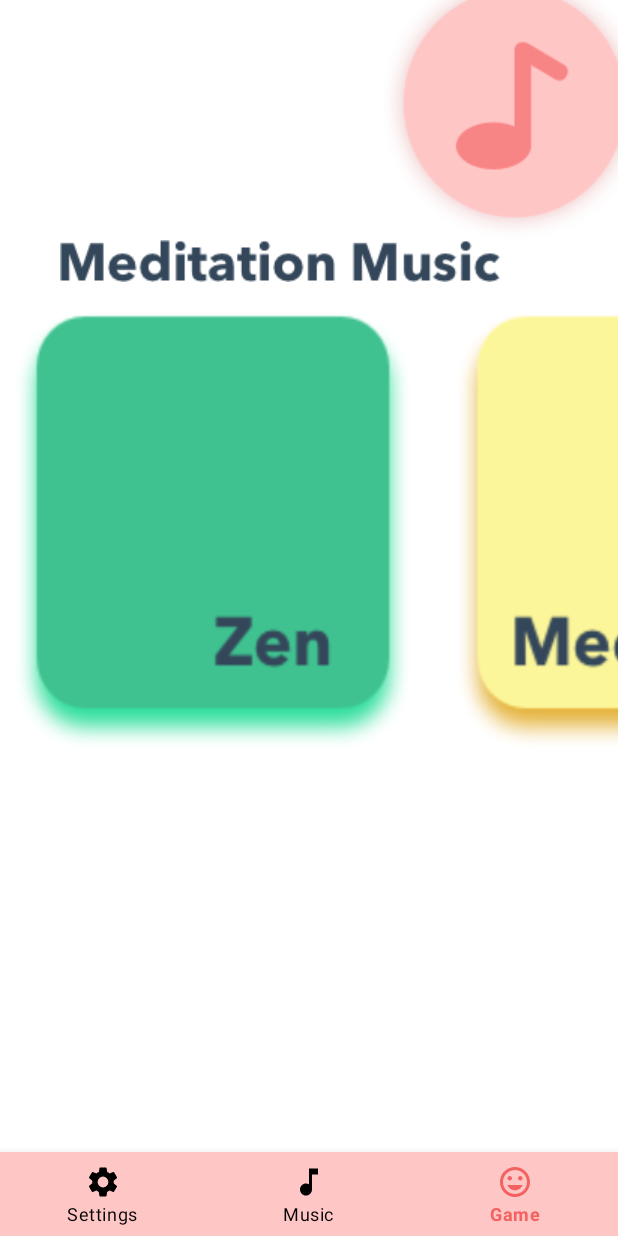
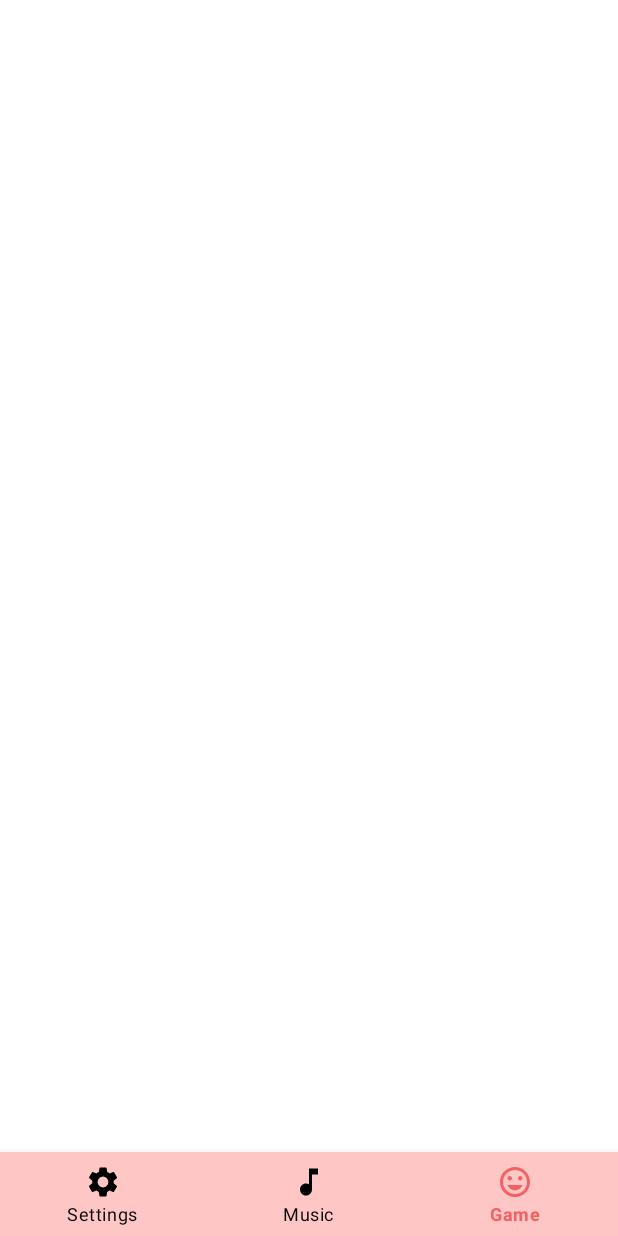
Before and after one commit to rebecca0323/Expressions, an Android app: the screen it shows after launch (Playlist before the commit, Game after it), item 3 of the bottom bar chosen, on a phone screen of 412 x 824 dp. Run offline under Robolectric (Android 15) with nearby library versions, the phone set to English and light mode, and no system bars.

Commit message:
working bottom nav bar

```diff
--- /dev/null
+++ b/app/src/main/java/com/example/livewell2020/Game.java
@@ -0,0 +1,45 @@
+package com.example.livewell2020;
+
+import android.content.Intent;
+import android.os.Bundle;
+import android.view.MenuItem;
+
+import androidx.annotation.NonNull;
+import androidx.appcompat.app.AppCompatActivity;
+
+import com.google.android.material.bottomnavigation.BottomNavigationView;
+
+public class Game extends AppCompatActivity {
+
+    private BottomNavigationView bnav;
+
+    @Override
+    protected void onCreate(Bundle savedInstanceState) {
+        super.onCreate(savedInstanceState);
+        setContentView(R.layout.activity_game);
+
+        bnav = findViewById(R.id.bottom_nav_bar);
+        bnav.setSelectedItemId(R.id.game);
+
+        bnav.setOnNavigationItemSelectedListener(new BottomNavigationView.OnNavigationItemSelectedListener() {
+            @Override
+            public boolean onNavigationItemSelected(@NonNull MenuItem item) {
+                switch (item.getItemId()){
+                    case R.id.settings:
+                        startActivity(new Intent(getApplicationContext(),
+                                Settings.class));
+                        overridePendingTransition(0,0);
+                        return true;
+                    case R.id.music:
+                        startActivity(new Intent(getApplicationContext(),
+                                Playlist.class));
+                        overridePendingTransition(0,0);
+                        return true;
+                    case R.id.game:
+                        return true;
+                }
+                return false;
+            }
+        });
+    }
+}
--- a/app/src/main/java/com/example/livewell2020/Playlist.java
+++ b/app/src/main/java/com/example/livewell2020/Playlist.java
@@ -2,8 +2,10 @@ package com.example.livewell2020;
 
 import android.content.Intent;
 import android.os.Bundle;
+import android.view.MenuItem;
 import android.view.View;
 
+import androidx.annotation.NonNull;
 import androidx.appcompat.app.AppCompatActivity;
 
 import com.google.android.material.bottomnavigation.BottomNavigationView;
@@ -16,6 +18,30 @@ public class Playlist extends AppCompatActivity {
     protected void onCreate(Bundle savedInstanceState) {
         super.onCreate(savedInstanceState);
         setContentView(R.layout.activity_playlist);
+
+        bnav = findViewById(R.id.bottom_nav_bar);
+        bnav.setSelectedItemId(R.id.music);
+
+        bnav.setOnNavigationItemSelectedListener(new BottomNavigationView.OnNavigationItemSelectedListener() {
+            @Override
+            public boolean onNavigationItemSelected(@NonNull MenuItem item) {
+                switch (item.getItemId()){
+                    case R.id.settings:
+                        startActivity(new Intent(getApplicationContext(),
+                                Settings.class));
+                        overridePendingTransition(0,0);
+                        return true;
+                    case R.id.game:
+                        startActivity(new Intent(getApplicationContext(),
+                                Game.class));
+                        overridePendingTransition(0,0);
+                        return true;
+                    case R.id.music:
+                        return true;
+                }
+                return false;
+            }
+        });
     }
 
     public void zen(View view){
--- /dev/null
+++ b/app/src/main/res/layout/activity_game.xml
@@ -0,0 +1,19 @@
+<?xml version="1.0" encoding="utf-8"?>
+<RelativeLayout xmlns:android="http://schemas.android.com/apk/res/android"
+    xmlns:app="http://schemas.android.com/apk/res-auto"
+    xmlns:tools="http://schemas.android.com/tools"
+    android:layout_width="match_parent"
+    android:layout_height="match_parent"
+    tools:context=".Game">
+
+    <com.google.android.material.bottomnavigation.BottomNavigationView
+        android:id="@+id/bottom_nav_bar"
+        android:layout_width="match_parent"
+        android:layout_height="wrap_content"
+        android:layout_alignParentBottom="true"
+        app:menu="@menu/bottom_nav_bar"
+        app:itemBackground="@color/colorPrimary"
+        app:itemIconTint="@drawable/selector"
+        app:itemTextColor="@drawable/selector"/>
+
+</RelativeLayout>
--- a/app/src/main/res/layout/activity_playlist.xml
+++ b/app/src/main/res/layout/activity_playlist.xml
@@ -7,6 +7,7 @@
     tools:context=".Playlist">
 
     <com.google.android.material.bottomnavigation.BottomNavigationView
+        android:id="@+id/bottom_nav_bar"
         android:layout_width="match_parent"
         android:layout_height="wrap_content"
         android:layout_alignParentBottom="true"
```
Also changed, not shown: app/src/main/AndroidManifest.xml (+4 -3 lines), app/src/main/java/com/example/livewell2020/Settings.java (added, +45 -0 lines), app/src/main/res/layout/activity_settings.xml (added, +19 -0 lines).
